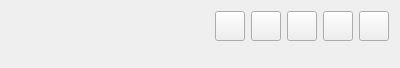
This is src/gui/widgets/definition/termwidget.ui in ripose-jp/Memento as Qt 5 draws it before an edit. The edited form follows.
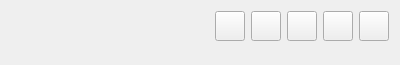
This is the edited form.

```diff
--- a/src/gui/widgets/definition/termwidget.ui
+++ b/src/gui/widgets/definition/termwidget.ui
@@ -7,7 +7,7 @@
     <x>0</x>
     <y>0</y>
     <width>400</width>
-    <height>68</height>
+    <height>65</height>
    </rect>
   </property>
   <property name="sizePolicy">
```
Left out of the diff: 26 changed lines with no effect on the pictures. Lines whose indentation alone changed are shown as unchanged.
